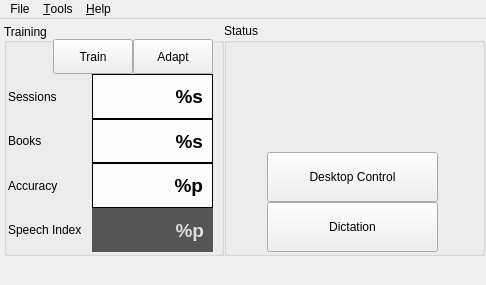
Old version of the form res/ui/main-window.ui in the repository smartboyhw/speechcontrol.
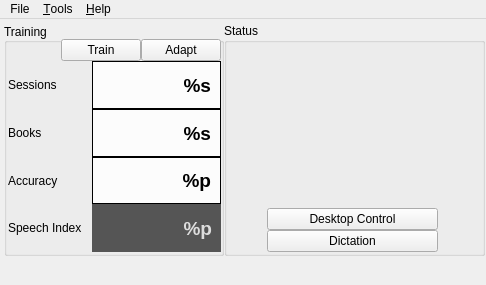
New version of the form. Icons and pictures are not drawn.

Commit message: Revamped window to be a bit more natural.

Diff of the .ui file:
```diff
--- a/res/ui/main-window.ui
+++ b/res/ui/main-window.ui
@@ -82,7 +82,7 @@
            <item>
             <widget class="QPushButton" name="btnDsktpCntrl">
              <property name="sizePolicy">
-              <sizepolicy hsizetype="Minimum" vsizetype="MinimumExpanding">
+              <sizepolicy hsizetype="Minimum" vsizetype="Preferred">
                <horstretch>0</horstretch>
                <verstretch>0</verstretch>
               </sizepolicy>
@@ -96,18 +96,12 @@
              <property name="checked">
               <bool>false</bool>
              </property>
-             <property name="default">
-              <bool>false</bool>
-             </property>
-             <property name="flat">
-              <bool>false</bool>
-             </property>
             </widget>
            </item>
            <item>
             <widget class="QPushButton" name="btnDctn">
              <property name="sizePolicy">
-              <sizepolicy hsizetype="Minimum" vsizetype="MinimumExpanding">
+              <sizepolicy hsizetype="Minimum" vsizetype="Preferred">
                <horstretch>0</horstretch>
                <verstretch>0</verstretch>
               </sizepolicy>
@@ -121,12 +115,6 @@
              <property name="checked">
               <bool>false</bool>
              </property>
-             <property name="default">
-              <bool>false</bool>
-             </property>
-             <property name="flat">
-              <bool>false</bool>
-             </property>
             </widget>
            </item>
           </layout>
@@ -168,6 +156,9 @@
            <property name="orientation">
             <enum>Qt::Vertical</enum>
            </property>
+           <property name="sizeType">
+            <enum>QSizePolicy::MinimumExpanding</enum>
+           </property>
            <property name="sizeHint" stdset="0">
             <size>
              <width>20</width>
@@ -208,74 +199,49 @@
          <rect>
           <x>4</x>
           <y>16</y>
-          <width>205</width>
+          <width>213</width>
           <height>213</height>
          </rect>
         </property>
         <layout class="QGridLayout" name="gridLayout_2">
-         <item row="0" column="0" colspan="3">
-          <layout class="QHBoxLayout" name="horizontalLayout">
-           <item>
-            <spacer name="horizontalSpacer">
-             <property name="orientation">
-              <enum>Qt::Horizontal</enum>
-             </property>
-             <property name="sizeHint" stdset="0">
-              <size>
-               <width>40</width>
-               <height>20</height>
-              </size>
-             </property>
-            </spacer>
-           </item>
-           <item>
-            <widget class="QPushButton" name="btnTrain">
-             <property name="sizePolicy">
-              <sizepolicy hsizetype="MinimumExpanding" vsizetype="Maximum">
-               <horstretch>0</horstretch>
-               <verstretch>0</verstretch>
-              </sizepolicy>
-             </property>
-             <property name="maximumSize">
-              <size>
-               <width>16777215</width>
-               <height>35</height>
-              </size>
-             </property>
-             <property name="text">
-              <string>Train</string>
-             </property>
-            </widget>
-           </item>
-           <item>
-            <widget class="QPushButton" name="btnAdapt">
-             <property name="sizePolicy">
-              <sizepolicy hsizetype="MinimumExpanding" vsizetype="Maximum">
-               <horstretch>0</horstretch>
-               <verstretch>0</verstretch>
-              </sizepolicy>
-             </property>
-             <property name="maximumSize">
-              <size>
-               <width>16777215</width>
-               <height>35</height>
-              </size>
-             </property>
-             <property name="text">
-              <string>Adapt</string>
-             </property>
-            </widget>
-           </item>
-          </layout>
-         </item>
-         <item row="1" column="0">
-          <widget class="QLabel" name="_">
+         <item row="3" column="2">
+          <widget class="QLabel" name="lblBooks">
+           <property name="sizePolicy">
+            <sizepolicy hsizetype="Expanding" vsizetype="Preferred">
+             <horstretch>0</horstretch>
+             <verstretch>0</verstretch>
+            </sizepolicy>
+           </property>
+           <property name="minimumSize">
+            <size>
+             <width>0</width>
+             <height>30</height>
+            </size>
+           </property>
+           <property name="font">
+            <font>
+             <pointsize>14</pointsize>
+             <weight>75</weight>
+             <bold>true</bold>
+            </font>
+           </property>
+           <property name="styleSheet">
+            <string notr="true">background-color: rgba(255, 255, 255, 209);
+color: rgb(0, 0, 0);
+padding-right: 4px; border: 1px solid black;</string>
+           </property>
            <property name="text">
-            <string>Sessions</string>
+            <string>%s</string>
+           </property>
+           <property name="scaledContents">
+            <bool>true</bool>
+           </property>
+           <property name="alignment">
+            <set>Qt::AlignRight|Qt::AlignTrailing|Qt::AlignVCenter</set>
            </property>
           </widget>
          </item>
-         <item row="1" column="2">
+         <item row="2" column="2">
           <widget class="QLabel" name="lblSessions">
            <property name="sizePolicy">
             <sizepolicy hsizetype="MinimumExpanding" vsizetype="Preferred">
@@ -312,58 +278,14 @@
            </property>
           </widget>
          </item>
-         <item row="2" column="0">
-          <widget class="QLabel" name="___">
-           <property name="text">
-            <string>Books</string>
-           </property>
-          </widget>
-         </item>
-         <item row="2" column="2">
-          <widget class="QLabel" name="lblBooks">
-           <property name="sizePolicy">
-            <sizepolicy hsizetype="Expanding" vsizetype="Preferred">
-             <horstretch>0</horstretch>
-             <verstretch>0</verstretch>
-            </sizepolicy>
-           </property>
-           <property name="minimumSize">
-            <size>
-             <width>0</width>
-             <height>30</height>
-            </size>
-           </property>
-           <property name="font">
-            <font>
-             <pointsize>14</pointsize>
-             <weight>75</weight>
-             <bold>true</bold>
-            </font>
-           </property>
-           <property name="styleSheet">
-            <string notr="true">background-color: rgba(255, 255, 255, 209);
-color: rgb(0, 0, 0);
-padding-right: 4px; border: 1px solid black;</string>
-           </property>
-           <property name="text">
-            <string>%s</string>
-           </property>
-           <property name="scaledContents">
-            <bool>true</bool>
-           </property>
-           <property name="alignment">
-            <set>Qt::AlignRight|Qt::AlignTrailing|Qt::AlignVCenter</set>
-           </property>
-          </widget>
-         </item>
-         <item row="3" column="0">
+         <item row="4" column="0">
           <widget class="QLabel" name="__">
            <property name="text">
             <string>Accuracy</string>
            </property>
           </widget>
          </item>
-         <item row="3" column="2">
+         <item row="4" column="2">
           <widget class="QLabel" name="lblAccuracy">
            <property name="sizePolicy">
             <sizepolicy hsizetype="Expanding" vsizetype="Preferred">
@@ -400,14 +322,28 @@
            </property>
           </widget>
          </item>
-         <item row="4" column="0">
+         <item row="5" column="0">
           <widget class="QLabel" name="__1">
            <property name="text">
             <string>Speech Index</string>
            </property>
           </widget>
          </item>
-         <item row="4" column="2">
+         <item row="2" column="0">
+          <widget class="QLabel" name="_">
+           <property name="text">
+            <string>Sessions</string>
+           </property>
+          </widget>
+         </item>
+         <item row="3" column="0">
+          <widget class="QLabel" name="___">
+           <property name="text">
+            <string>Books</string>
+           </property>
+          </widget>
+         </item>
+         <item row="5" column="2">
           <widget class="QLabel" name="lblSpeechIndex">
            <property name="sizePolicy">
             <sizepolicy hsizetype="Expanding" vsizetype="Preferred">
@@ -451,7 +387,7 @@
            </property>
           </widget>
          </item>
-         <item row="1" column="1" rowspan="4">
+         <item row="2" column="1" rowspan="4">
           <spacer name="horizontalSpacer_2">
            <property name="orientation">
             <enum>Qt::Horizontal</enum>
@@ -467,6 +403,49 @@
            </property>
           </spacer>
          </item>
+         <item row="1" column="0" colspan="3">
+          <layout class="QHBoxLayout" name="horizontalLayout">
+           <item>
+            <spacer name="horizontalSpacer">
+             <property name="orientation">
+              <enum>Qt::Horizontal</enum>
+             </property>
+             <property name="sizeHint" stdset="0">
+              <size>
+               <width>40</width>
+               <height>20</height>
+              </size>
+             </property>
+            </spacer>
+           </item>
+           <item>
+            <widget class="QPushButton" name="btnTrain">
+             <property name="sizePolicy">
+              <sizepolicy hsizetype="MinimumExpanding" vsizetype="Maximum">
+               <horstretch>0</horstretch>
+               <verstretch>0</verstretch>
+              </sizepolicy>
+             </property>
+             <property name="text">
+              <string>Train</string>
+             </property>
+            </widget>
+           </item>
+           <item>
+            <widget class="QPushButton" name="btnAdapt">
+             <property name="sizePolicy">
+              <sizepolicy hsizetype="MinimumExpanding" vsizetype="Maximum">
+               <horstretch>0</horstretch>
+               <verstretch>0</verstretch>
+              </sizepolicy>
+             </property>
+             <property name="text">
+              <string>Adapt</string>
+             </property>
+            </widget>
+           </item>
+          </layout>
+         </item>
         </layout>
        </widget>
       </widget>
```
Left out of the diff: 64 changed lines with no effect on the pictures.
